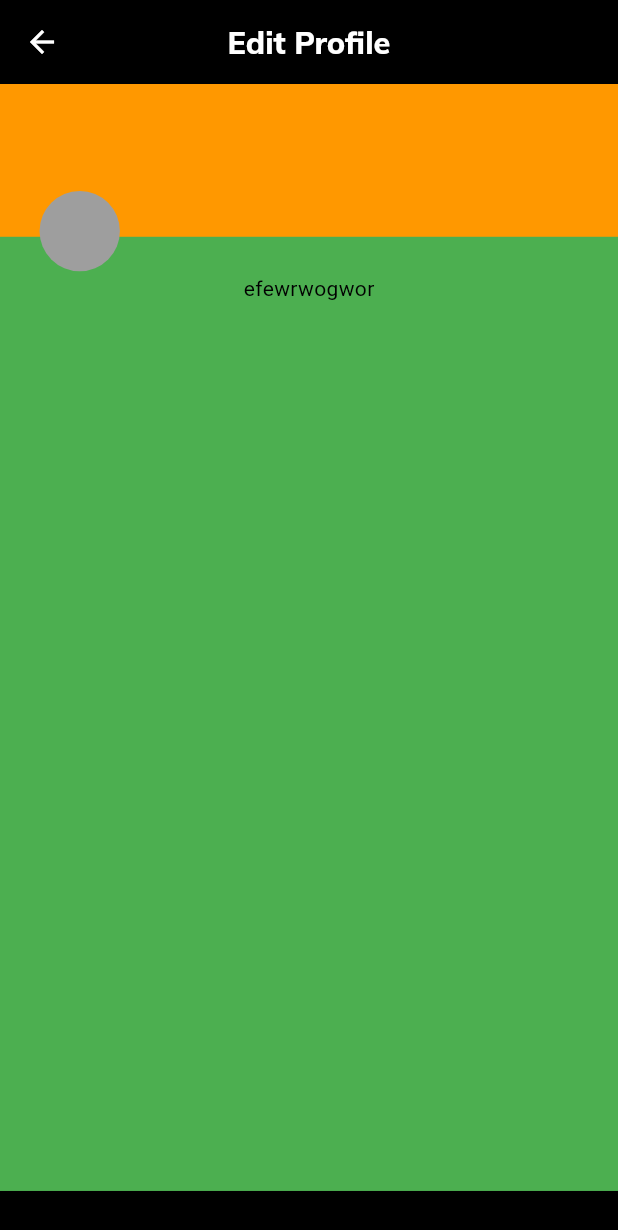
After one commit to Ire-oluwa/Bridgev2, a Flutter app: the ProfileScreen screen opened by its route, after a tap on "Edit Profile", on a phone screen of 412 x 824 dp. The commit adds this screen. Shown: the top 1230 px of the screen. Run offline on Flutter 3.47's test engine with Material 3 defaults, Android fonts, the phone set to English and light mode, and no system bars; our stand-ins replace carousel_slider, dots_indicator, flutter_screenutil, flutter_svg, font_awesome_flutter, get and 2 more.

Commit message:
edit profile

```diff
--- /dev/null
+++ b/lib/main_screens/settings/profile/edit_profile.dart
@@ -0,0 +1,65 @@
+import 'package:bridge_v2/utilities/constants.dart';
+import 'package:bridge_v2/utilities/strings.dart';
+import 'package:bridge_v2/utilities/widgets/my_text.dart';
+import 'package:bridge_v2/utilities/widgets/space.dart';
+import 'package:flutter/material.dart';
+import 'package:flutter_screenutil/flutter_screenutil.dart';
+
+class EditProfileScreen extends StatelessWidget {
+  const EditProfileScreen({super.key});
+
+  @override
+  Widget build(BuildContext context) {
+    return Scaffold(
+      backgroundColor: kPrimaryBlack,
+      appBar: AppBar(
+        backgroundColor: kPrimaryBlack,
+        leading: BackButton(color: kPrimaryWhite),
+        centerTitle: true,
+        title: MyText(
+          text: kEditProfile,
+          fontSize: 20.sp,
+          fontWeight: kExtraBold,
+          colour: kPrimaryWhite,
+        ),
+      ),
+      body: SizedBox(
+        height: 1.sh,
+        child: Column(
+          children: [
+            Stack(
+              children: [
+                Container(
+                  height: 0.8956.sh,
+                  width: 1.sw,
+                  color: Colors.green,
+                  padding: EdgeInsets.only(left: 24.w, right: 24.w, top: 124.h),
+                  child: Column(
+                    children: [
+                      Text("efewrwogwor"),
+                    ],
+                  ),
+                ),
+                Align(
+                  alignment: Alignment.bottomCenter,
+                  child: Container(
+                    color: Colors.orange, // Change color as desired
+                    height: 100.h, // Half screen height
+                  ),
+                ),
+                Positioned(
+                  left: 24.w,
+                  top: 69.97.h,
+                  child: CircleAvatar(
+                    backgroundColor: kGrey,
+                    radius: 26.3.r,
+                  ),
+                ),
+              ],
+            ),
+          ],
+        ),
+      ),
+    );
+  }
+}
--- /dev/null
+++ b/lib/main_screens/settings/profile/profile_controller.dart
@@ -0,0 +1,7 @@
+import 'package:flutter/cupertino.dart';
+import 'package:get/get.dart';
+
+class ProfileController extends GetxController{
+  final fullName = TextEditingController();
+  final email = TextEditingController();
+}
--- a/lib/main_screens/settings/profile/profile_screen.dart
+++ b/lib/main_screens/settings/profile/profile_screen.dart
@@ -1,10 +1,135 @@
+import 'package:bridge_v2/routes/route_names.dart';
+import 'package:bridge_v2/utilities/constants.dart';
+import 'package:bridge_v2/utilities/strings.dart';
+import 'package:bridge_v2/utilities/widgets/my_text.dart';
 import 'package:flutter/material.dart';
+import 'package:flutter_screenutil/flutter_screenutil.dart';
+import 'package:flutter_svg/flutter_svg.dart';
+import 'package:get/get.dart';
 
 class ProfileScreen extends StatelessWidget {
   const ProfileScreen({super.key});
 
   @override
   Widget build(BuildContext context) {
-    return const Placeholder();
+    return Scaffold(
+      backgroundColor: kPrimaryBlack,
+      appBar: AppBar(
+        backgroundColor: kPrimaryBlack,
+        centerTitle: true,
+        leading: const BackButton(color: kPrimaryWhite),
+        title: MyText(
+          text: kProfile,
+          colour: kPrimaryWhite,
+          fontSize: 20.sp,
+          fontWeight: kExtraBold,
+        ),
+      ),
+      body: Column(
+        children: [
+          Container(
+            height: 201.h,
+            padding: const EdgeInsets.all(24.0),
+            child: Column(
+              children: [
+                Row(
+                  mainAxisAlignment: MainAxisAlignment.spaceBetween,
+                  children: [
+                    CircleAvatar(
+                      radius: 36.r,
+                      backgroundColor: kGrey,
+                    ),
+                    Column(
+                      children: [
+                        MyText(
+                          text: "100",
+                          fontSize: 16.sp,
+                          fontWeight: kBlack,
+                          colour: kPrimaryWhite,
+                        ),
+                        MyText(
+                          text: "Posts",
+                          fontSize: 14.sp,
+                          fontWeight: kLight,
+                          colour: kPrimaryWhite,
+                        ),
+                      ],
+                    ),
+                    Column(
+                      children: [
+                        MyText(
+                          text: "100",
+                          fontSize: 16.sp,
+                          fontWeight: kBlack,
+                          colour: kPrimaryWhite,
+                        ),
+                        MyText(
+                          text: "Following",
+                          fontSize: 14.sp,
+                          fontWeight: kLight,
+                          colour: kPrimaryWhite,
+                        ),
+                      ],
+                    ),
+                    Column(
+                      children: [
+                        MyText(
+                          text: "100",
+                          fontSize: 16.sp,
+                          fontWeight: kBlack,
+                          colour: kPrimaryWhite,
+                        ),
+                        MyText(
+                          text: "Followers",
+                          fontSize: 14.sp,
+                          fontWeight: kLight,
+                          colour: kPrimaryWhite,
+                        ),
+                      ],
+                    ),
+                  ],
+                ),
+                Align(
+                  alignment: Alignment.centerLeft,
+                  child: MyText(
+                    text: "Issac David",
+                    fontSize: 16.sp,
+                    fontWeight: kMedium,
+                    colour: kPrimaryWhite,
+                  ),
+                ),
+                Row(
+                  mainAxisAlignment: MainAxisAlignment.spaceBetween,
+                  children: [
+                    ElevatedButton(
+                      onPressed: () => Get.toNamed(RouteName.editProfile),
+                      style: ElevatedButton.styleFrom(backgroundColor: kYellowBackground, fixedSize: Size(121.5.w, 40.h),),
+                      child: MyText(text: kEditProfile, fontSize: 14.sp, fontWeight: kRegular, colour: kPrimaryBlack,),
+                    ),
+                    ElevatedButton(
+                      onPressed: () {},
+                      style: ElevatedButton.styleFrom(backgroundColor: kYellowBackground, fixedSize: Size(121.5.w, 40.h),),
+                      child: MyText(text: kShareProfile, fontSize: 14.sp, fontWeight: kRegular, colour: kPrimaryBlack,),
+                    ),
+                    ElevatedButton(
+                      onPressed: () {},
+                      style: ElevatedButton.styleFrom(backgroundColor: kYellowBackground, fixedSize: Size(56.w, 40.h),),
+                      child: SvgPicture.asset("images/settings/profile_add.svg"),
+                    ),
+                  ],
+                ),
+              ],
+            ),
+          ),
+          SingleChildScrollView(
+            child: Container(
+              color: kGrey,
+              height: 0.6471.sh,
+              padding: const EdgeInsets.all(24.0),
+            ),
+          ),
+        ],
+      ),
+    );
   }
 }
--- a/lib/routes/app_pages.dart
+++ b/lib/routes/app_pages.dart
@@ -10,6 +10,7 @@ import 'package:bridge_v2/main_screens/message/message_screen.dart';
 import 'package:bridge_v2/main_screens/notifications/notifications.dart';
 import 'package:bridge_v2/main_screens/settings/document_upload/document_upload.dart';
 import 'package:bridge_v2/main_screens/settings/help_and_support/help_and_support.dart';
+import 'package:bridge_v2/main_screens/settings/profile/edit_profile.dart';
 import 'package:bridge_v2/main_screens/settings/profile/profile_screen.dart';
 import 'package:bridge_v2/main_screens/settings/security/change_password.dart';
 import 'package:bridge_v2/main_screens/settings/security/security_screen.dart';
@@ -49,5 +50,6 @@ class AppPages {
     GetPage(name: RouteName.withdrawalBank, page: ()=> const WithdrawalBankScreen()),
     GetPage(name: RouteName.termsAndPrivacy, page: ()=> const TermsAndPrivacy()),
     GetPage(name: RouteName.helpsAndSupport, page: ()=> const HelpAndSupportScreen()),
+    GetPage(name: RouteName.editProfile, page: ()=> const EditProfileScreen()),
   ];
 }
--- a/lib/routes/route_names.dart
+++ b/lib/routes/route_names.dart
@@ -24,4 +24,5 @@ abstract class RouteName {
   static const withdrawalBank = "/withdrawalBank";
   static const termsAndPrivacy = "/termsAndPrivacy";
   static const helpsAndSupport = "/helpsAndSupport";
+  static const editProfile = "/editProfile";
 }
--- a/lib/utilities/strings.dart
+++ b/lib/utilities/strings.dart
@@ -60,3 +60,5 @@ const String kAccountNumber = "Account Number";
 const String kBank = "Bank";
 const String kBankAccount = "Bank Account";
 const String kIdDocument = "ID Document";
+const String kEditProfile = "Edit Profile";
+const String kShareProfile = "Share Profile";
```
Also changed, not shown: images/settings/profile_add.svg (added).
